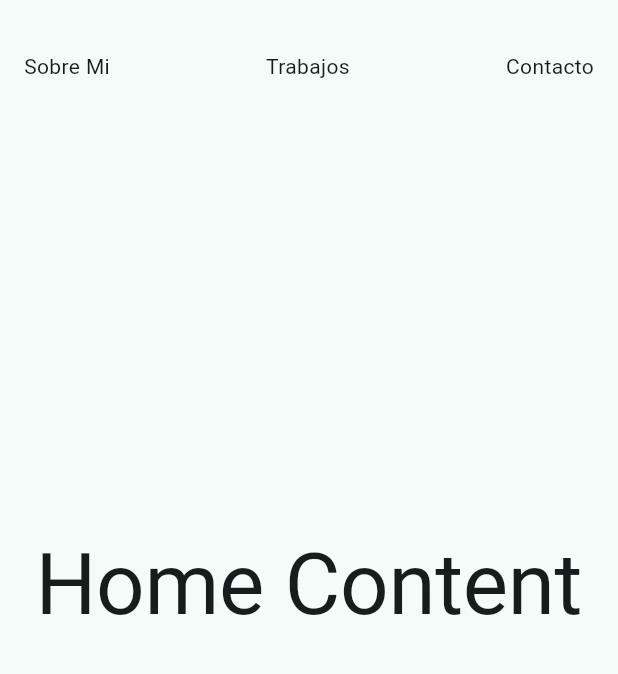
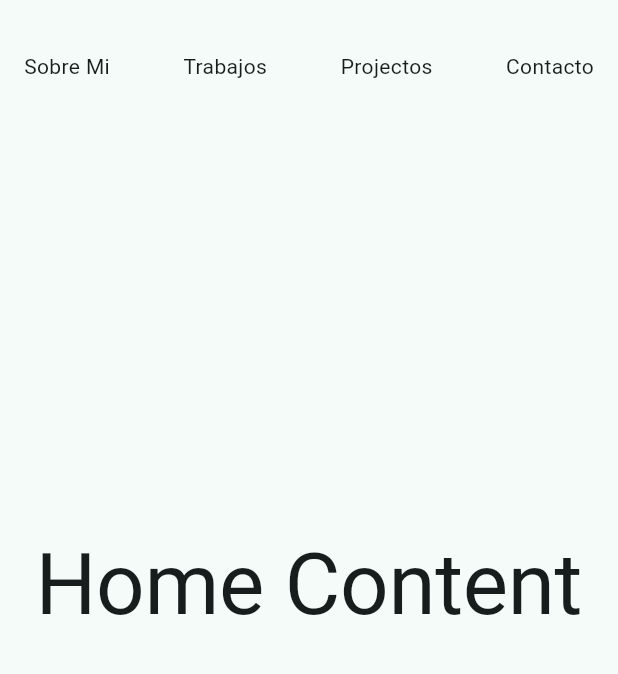
Before and after one commit to reanthonyh/My-Flutter-Portfolio, a Flutter app: the screen it shows after launch, on a phone screen of 412 x 824 dp, the part 153-827 px from its top. Run offline on Flutter 3.47's test engine with Material 3 defaults, Android fonts, the phone set to English and light mode, and no system bars; our stand-ins replace google_fonts.

Commit message:
feat: :sparkles: Add the structure for Works different from Projects

```diff
--- a/lib/features/home/presentation/pages/home_page.dart
+++ b/lib/features/home/presentation/pages/home_page.dart
@@ -1,6 +1,7 @@
 import 'package:flutter/material.dart';
 import 'package:my_portfolio/features/about_me/presentation/pages/about_me_page.dart';
 import 'package:my_portfolio/features/contact/presentation/pages/contact_page.dart';
+import 'package:my_portfolio/features/work/presentation/pages/works_page.dart';
 import 'package:my_portfolio/features/home/presentation/widgets/section_nav_bar.dart';
 import 'package:my_portfolio/features/home/presentation/widgets/top_bar.dart';
 import 'package:my_portfolio/features/projects/presentation/pages/projects_page.dart';
@@ -48,8 +49,9 @@ class _HomePageState extends State<HomePage> {
                   itemBuilder: (context, index) {
                     return switch (index) {
                       1 => const AboutMePage(),
-                      2 => const ProjectsPage(),
-                      3 => const ContactPage(),
+                      2 => const WorksPage(),
+                      3 => const ProjectsPage(),
+                      4 => const ContactPage(),
                       _ => Center(
                         child: Text(
                           'Home Content',
--- a/lib/features/home/presentation/widgets/section_nav_bar.dart
+++ b/lib/features/home/presentation/widgets/section_nav_bar.dart
@@ -14,6 +14,7 @@ class SectionNavBar extends StatelessWidget {
         children: [
           InkWell(onTap: () => onSectionTap(1), child: const Text('Sobre Mi')),
           InkWell(onTap: () => onSectionTap(2), child: const Text('Trabajos')),
+          InkWell(onTap: () => onSectionTap(3), child: const Text('Projectos')),
           InkWell(onTap: () => onSectionTap(3), child: const Text('Contacto')),
         ],
       ),
```
Also changed, not shown: lib/features/work/presentation/pages/works_page.dart (added, +10 -0 lines).
